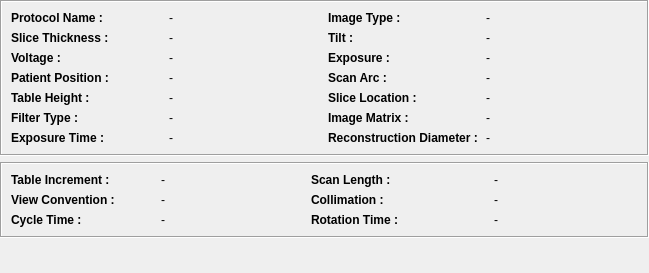
Old version of the form starviewer/src/core/qdicomdumpctwidgetbase.ui in the repository starviewer-medical/starviewer.
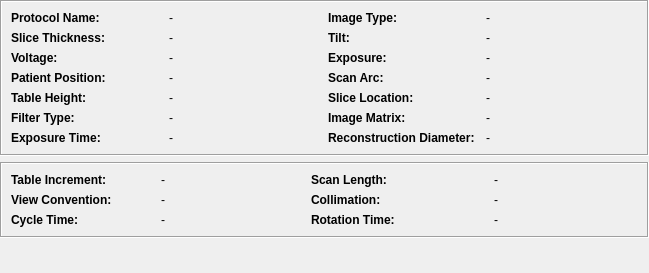
New version of the form.

Commit message: ENH: Canviat tamany minim finestra, i s'ha tret l'espai davant els ':' en els labels

The edit to the form file:
```diff
--- a/starviewer/src/core/qdicomdumpctwidgetbase.ui
+++ b/starviewer/src/core/qdicomdumpctwidgetbase.ui
@@ -52,7 +52,7 @@
          </font>
         </property>
         <property name="text" >
-         <string>Protocol Name :</string>
+         <string>Protocol Name:</string>
         </property>
        </widget>
       </item>
@@ -75,7 +75,7 @@
          <bool>false</bool>
         </property>
         <property name="text" >
-         <string>Image Type :</string>
+         <string>Image Type:</string>
         </property>
        </widget>
       </item>
@@ -95,7 +95,7 @@
          </font>
         </property>
         <property name="text" >
-         <string>Slice Thickness :</string>
+         <string>Slice Thickness:</string>
         </property>
        </widget>
       </item>
@@ -118,7 +118,7 @@
          <bool>false</bool>
         </property>
         <property name="text" >
-         <string>Tilt :</string>
+         <string>Tilt:</string>
         </property>
        </widget>
       </item>
@@ -141,7 +141,7 @@
          <bool>false</bool>
         </property>
         <property name="text" >
-         <string>Voltage :</string>
+         <string>Voltage:</string>
         </property>
        </widget>
       </item>
@@ -164,7 +164,7 @@
          <bool>false</bool>
         </property>
         <property name="text" >
-         <string>Exposure :</string>
+         <string>Exposure:</string>
         </property>
        </widget>
       </item>
@@ -184,7 +184,7 @@
          </font>
         </property>
         <property name="text" >
-         <string>Patient Position :</string>
+         <string>Patient Position:</string>
         </property>
        </widget>
       </item>
@@ -204,7 +204,7 @@
          </font>
         </property>
         <property name="text" >
-         <string>Scan Arc :</string>
+         <string>Scan Arc:</string>
         </property>
        </widget>
       </item>
@@ -224,7 +224,7 @@
          </font>
         </property>
         <property name="text" >
-         <string>Table Height :</string>
+         <string>Table Height:</string>
         </property>
        </widget>
       </item>
@@ -247,7 +247,7 @@
          <bool>false</bool>
         </property>
         <property name="text" >
-         <string>Slice Location :</string>
+         <string>Slice Location:</string>
         </property>
        </widget>
       </item>
@@ -267,7 +267,7 @@
          </font>
         </property>
         <property name="text" >
-         <string>Filter Type :</string>
+         <string>Filter Type:</string>
         </property>
        </widget>
       </item>
@@ -290,7 +290,7 @@
          <bool>false</bool>
         </property>
         <property name="text" >
-         <string>Image Matrix :</string>
+         <string>Image Matrix:</string>
         </property>
        </widget>
       </item>
@@ -316,7 +316,7 @@
          </font>
         </property>
         <property name="text" >
-         <string>Exposure Time :</string>
+         <string>Exposure Time:</string>
         </property>
        </widget>
       </item>
@@ -336,7 +336,7 @@
          </font>
         </property>
         <property name="text" >
-         <string>Reconstruction Diameter :</string>
+         <string>Reconstruction Diameter:</string>
         </property>
        </widget>
       </item>
@@ -383,7 +383,7 @@
          <enum>Qt::DefaultContextMenu</enum>
         </property>
         <property name="text" >
-         <string>Table Increment :</string>
+         <string>Table Increment:</string>
         </property>
        </widget>
       </item>
@@ -412,7 +412,7 @@
          <bool>false</bool>
         </property>
         <property name="text" >
-         <string>Scan Length :</string>
+         <string>Scan Length:</string>
         </property>
        </widget>
       </item>
@@ -435,7 +435,7 @@
          <bool>false</bool>
         </property>
         <property name="text" >
-         <string>View Convention :</string>
+         <string>View Convention:</string>
         </property>
        </widget>
       </item>
@@ -458,7 +458,7 @@
          <bool>false</bool>
         </property>
         <property name="text" >
-         <string>Collimation :</string>
+         <string>Collimation:</string>
         </property>
        </widget>
       </item>
@@ -481,7 +481,7 @@
          <bool>false</bool>
         </property>
         <property name="text" >
-         <string>Cycle Time :</string>
+         <string>Cycle Time:</string>
         </property>
        </widget>
       </item>
@@ -501,7 +501,7 @@
          </font>
         </property>
         <property name="text" >
-         <string>Rotation Time :</string>
+         <string>Rotation Time:</string>
         </property>
        </widget>
       </item>
```
The commit also changes 4 other files.
